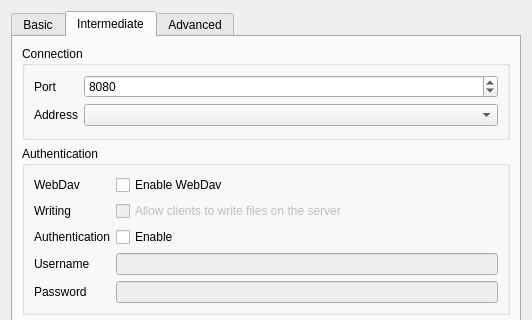
Qt form qweborf/main.ui (ltworf/weborf) before a commit; both pictures show x 0 to 532 and y 0 to 320 of the 532 by 552 pixel window.
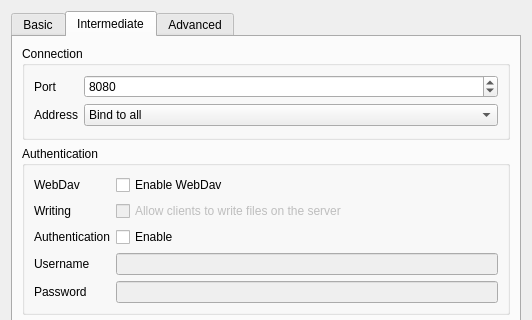
The same form after that commit. The open tabs and pages were chosen to show the change.

Commit message: - Password field does not show the password

Diff of the .ui file:
```diff
--- a/qweborf/main.ui
+++ b/qweborf/main.ui
@@ -104,6 +104,11 @@
             <property name="toolTip">
              <string>Select the IP address to bind. Leave the default value if you don't know what this means.</string>
             </property>
+            <item>
+             <property name="text">
+              <string>Bind to all</string>
+             </property>
+            </item>
            </widget>
           </item>
          </layout>
```
Left out of the diff: 3 changed lines with no effect on the pictures.
